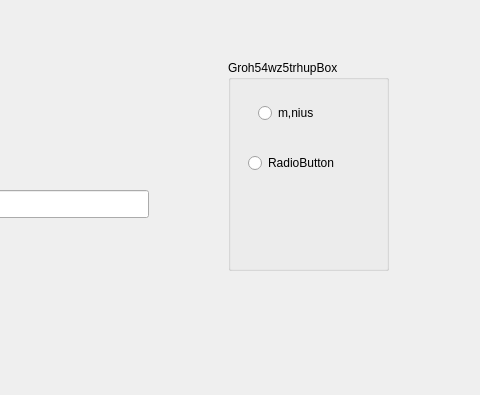
This is calculator/mainwindow.ui in saifaskri/PG2_Hochschule_Darmstadt_Praktikums as Qt 5 draws it before an edit; both pictures show x 522 to 1002 and y 200 to 595 of the 1002 by 595 pixel window. The edited form follows.
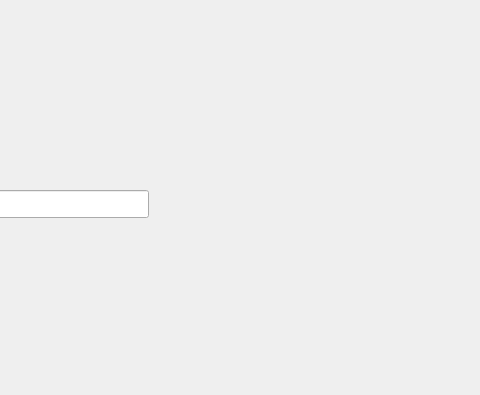
This is the edited form.

The edit to the form file:
```diff
--- a/calculator/mainwindow.ui
+++ b/calculator/mainwindow.ui
@@ -195,45 +195,6 @@
      </item>
     </layout>
    </widget>
-   <widget class="QGroupBox" name="timbg">
-    <property name="geometry">
-     <rect>
-      <x>750</x>
-      <y>260</y>
-      <width>161</width>
-      <height>211</height>
-     </rect>
-    </property>
-    <property name="title">
-     <string>Groh54wz5trhupBox</string>
-    </property>
-    <widget class="QRadioButton" name="myminus">
-     <property name="geometry">
-      <rect>
-       <x>30</x>
-       <y>40</y>
-       <width>112</width>
-       <height>26</height>
-      </rect>
-     </property>
-     <property name="text">
-      <string>m,nius</string>
-     </property>
-    </widget>
-    <widget class="QRadioButton" name="radioButton_2">
-     <property name="geometry">
-      <rect>
-       <x>20</x>
-       <y>90</y>
-       <width>112</width>
-       <height>26</height>
-      </rect>
-     </property>
-     <property name="text">
-      <string>RadioButton</string>
-     </property>
-    </widget>
-   </widget>
   </widget>
   <widget class="QMenuBar" name="menubar">
    <property name="geometry">
```
Left out of the diff: 2 changed lines with no effect on the pictures.
